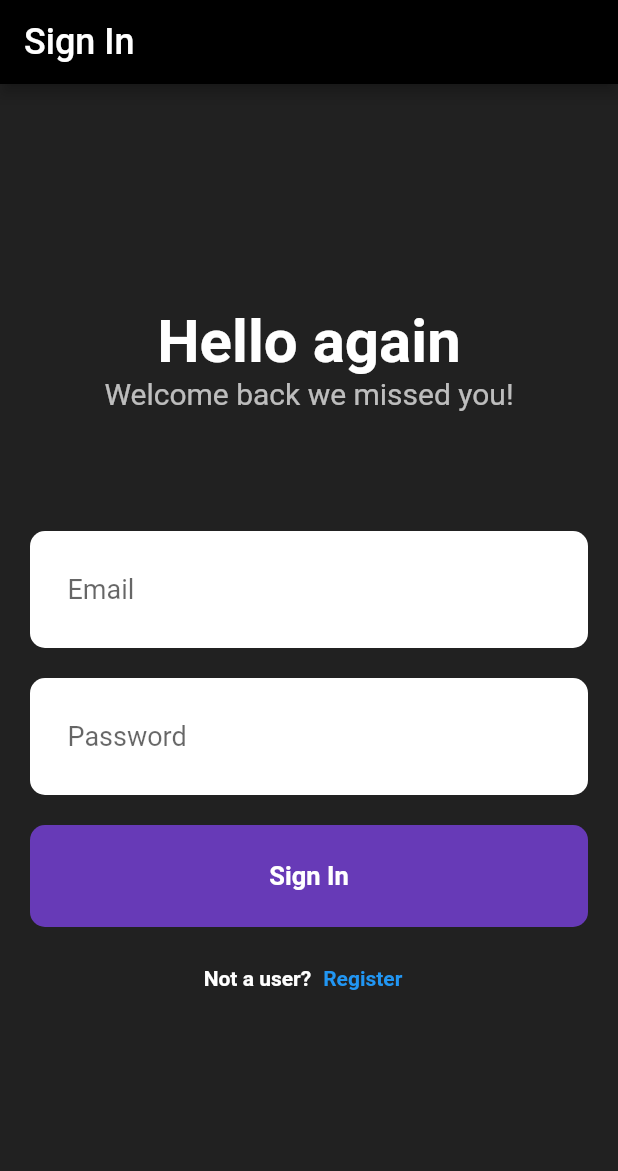
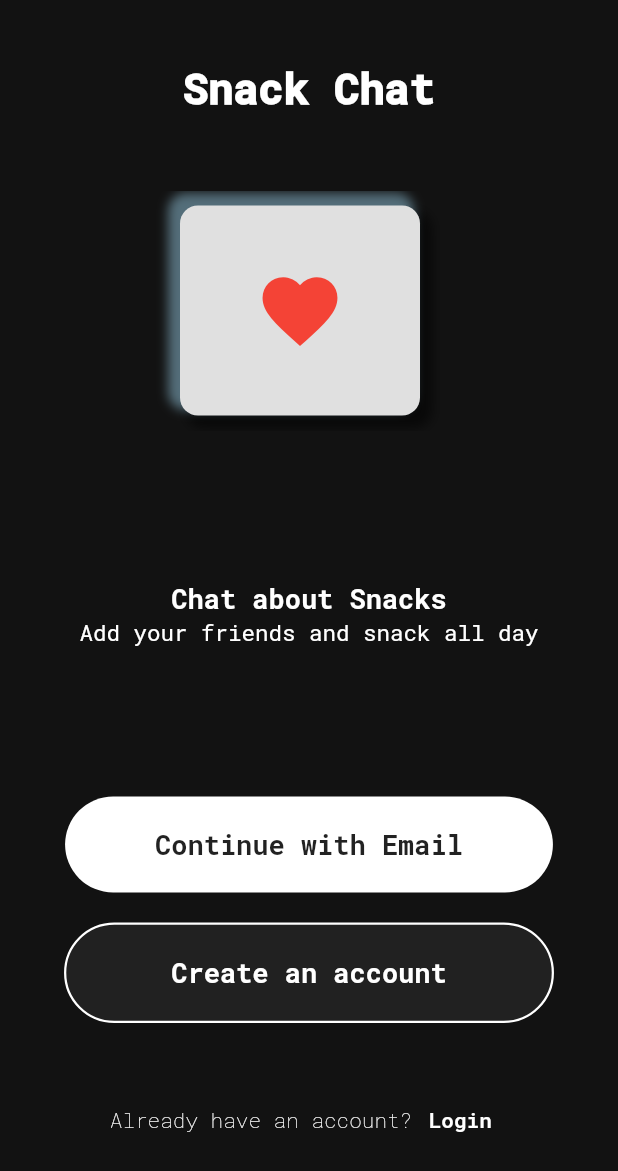
Before and after one commit to DuanBoomer/Snack-App, a Flutter app: the screen it shows after launch, on a phone screen of 412 x 824 dp. Shown: the top 1171 px of the screen. Run offline on Flutter 3.47's test engine with Material 2 defaults, Android fonts, the phone set to English and light mode, and no system bars; our stand-ins replace google_fonts.

Commit message:
Login Page Update/n # Changed the UI of the login page to a much darker and cleaner look /n # Added a favourite icon container carousel in place of the image but it doesn't move on it's own/n # Added compatibility of google fonts to the project to ease the precess/n # Made a temporary text class for a drier code /n # RobotoMon has been chosen as the official font for the app /n # Cleaned up the code

```diff
--- a/lib/login.dart
+++ b/lib/login.dart
@@ -1,6 +1,35 @@
 import 'package:flutter/material.dart';
 import 'package:snackapp/home.dart';
+import 'package:snackapp/loginImageButton.dart';
 import 'package:snackapp/register.dart';
+
+import 'package:google_fonts/google_fonts.dart';
+
+class LoginPageText extends StatelessWidget {
+  final String text;
+  final Color color;
+  final double fontsize;
+  final FontWeight fontweight;
+
+  LoginPageText(
+      {required this.text,
+      required this.color,
+      required this.fontsize,
+      required this.fontweight});
+
+  @override
+  Widget build(BuildContext context) {
+    return Text(
+      text,
+      textAlign: TextAlign.center,
+      style: GoogleFonts.robotoMono(
+        color: color,
+        fontWeight: fontweight,
+        fontSize: fontsize,
+      ),
+    );
+  }
+}
 
 class Login extends StatefulWidget {
   const Login({super.key});
@@ -14,128 +43,127 @@ class LoginState extends State<Login> {
   @override
   Widget build(BuildContext context) {
     return Scaffold(
-      appBar: AppBar(
-        backgroundColor: Colors.black,
-        title: Text(
-          "Sign In",
-          style: TextStyle(
-            fontSize: 24,
+      backgroundColor: Color.fromARGB(255, 18, 18, 18),
+      body: SafeArea(
+          child: Center(
+              child: Column(
+        // mainAxisAlignment: MainAxisAlignment.center,
+        children: [
+          ////////////Header/////////////
+          Padding(
+              padding: const EdgeInsets.only(top: 40, bottom: 50),
+              child: LoginPageText(
+                text: "Snack Chat",
                 color: Colors.white,
+                fontsize: 28,
+                fontweight: FontWeight.w900,
+              )),
+
+          // LoginImageButton(),
+
+          Padding(
+            padding: const EdgeInsets.only(left: 100, right: 100, bottom: 100),
+            child: Container(
+              height: 160,
+              child: ListView.builder(
+                // padding: EdgeInsets.symmetric(horizontal: 200),
+                itemCount: 3,
+                scrollDirection: Axis.horizontal,
+                itemBuilder: (context, index) {
+                  return Row(
+                    children: [
+                      // SizedBox(width: 100,),
+                      LoginImageButton(),
+                    ],
+                  );
+                },
               ),
             ),
           ),
-      backgroundColor: Colors.grey[900],
-      body: SafeArea(
-          child: Center(
-              child: Column(
-        mainAxisAlignment: MainAxisAlignment.center,
+
+          Column(
             children: [
-          ////////////Header/////////////
-          const Text(
-            "Hello again",
-            style: TextStyle(fontWeight: FontWeight.bold, fontSize: 40,color: Colors.white),
+              LoginPageText(
+                text: "Chat about Snacks",
+                color: Colors.white,
+                fontsize: 18,
+                fontweight: FontWeight.w700,
               ),
-          const Text(
-            "Welcome back we missed you!",
-            style: TextStyle(fontSize: 20, color: Colors.white70),
+              LoginPageText(
+                text: "Add your friends and snack all day",
+                color: Colors.white,
+                fontsize: 15,
+                fontweight: FontWeight.w400,
               ),
-          const SizedBox(
-            height: 70,
+            ],
           ),
+          // SizedBox(
+          //   height: 70,
+          // ),
 
           /////////////////Email Text Field//////////////////
+
           Padding(
-            padding: const EdgeInsets.symmetric(horizontal: 20, vertical: 10),
+            padding: const EdgeInsets.only(top: 100, bottom: 20),
             child: Container(
-              padding: const EdgeInsets.symmetric(horizontal: 25, vertical: 15),
+                padding: EdgeInsets.symmetric(vertical: 20, horizontal: 60),
+                // width: 200,
                 decoration: BoxDecoration(
                   color: Colors.white,
-                borderRadius: BorderRadius.circular(10),
+                  borderRadius: BorderRadius.circular(100),
                 ),
-              // child: const Padding(
-              //   padding: EdgeInsets.symmetric(horizontal: 25),
-              child: const TextField(
-                style: TextStyle(fontSize: 18),
-                decoration: InputDecoration(
-                  border: InputBorder.none,
-                  hintText: "Email",
-                ),
-              ),
-              // ),
-            ),
+                child: LoginPageText(
+                  text: "Continue with Email",
+                  color: Colors.black87,
+                  fontweight: FontWeight.w800,
+                  fontsize: 18,
+                )),
           ),
 
           //////////////////Password Text Field////////////
+          ///
+
           Padding(
-            padding: const EdgeInsets.symmetric(horizontal: 20, vertical: 10),
+            padding: const EdgeInsets.only(bottom: 40),
             child: Container(
-              padding: const EdgeInsets.symmetric(horizontal: 25, vertical: 15),
+                padding: EdgeInsets.symmetric(vertical: 20, horizontal: 70),
+                // width: 200,
                 decoration: BoxDecoration(
+                  color: Colors.grey.shade900,
+                  border: Border.all(
                     color: Colors.white,
-                borderRadius: BorderRadius.circular(10),
+                    width: 1.5,
                   ),
-              // child: const Padding(
-              // padding: EdgeInsets.symmetric(horizontal: 25),
-              // ignore: prefer_const_constructors
-              child: TextField(
-                obscureText: true,
-                style: const TextStyle(fontSize: 18),
-                // obscureText: _isObscure,
-                decoration: const InputDecoration(
-                  border: InputBorder.none,
-                  hintText: "Password",
+                  borderRadius: BorderRadius.circular(100),
                 ),
-              ),
-              // ),
-            ),
-          ),
-
-          /////////////SignIn button////////////////////
-          Padding(
-            padding: EdgeInsets.symmetric(horizontal: 20, vertical: 10),
-            child: Container(
-              width: 400,
-              padding: const EdgeInsets.symmetric(vertical: 10),
-              decoration: BoxDecoration(
-                  color: Colors.deepPurple,
-                  borderRadius: BorderRadius.circular(10)),
-              child: TextButton(
-                onPressed: () {
-                  Navigator.push(
-                      context, MaterialPageRoute(builder: (context) => Home()));
-                },
-                child: Text(
-                  "Sign In",
-                  style: TextStyle(
+                child: LoginPageText(
+                  text: "Create an account",
                   color: Colors.white,
-                      fontWeight: FontWeight.bold,
-                      fontSize: 17),
-                ),
-              ),
-            ),
+                  fontweight: FontWeight.w800,
+                  fontsize: 18,
+                )),
           ),
 
           /////////////Footer///////////////////
           Row(
             mainAxisAlignment: MainAxisAlignment.center,
             children: <Widget>[
-              Text(
-                "Not a user?",
-                style: TextStyle(
-                  fontWeight: FontWeight.bold,
+              LoginPageText(
+                text: "Already have an account?",
                 color: Colors.white,
-                ),
+                fontweight: FontWeight.w100,
+                fontsize: 14,
               ),
               TextButton(
                 onPressed: () {
-                  Navigator.push(
-                      context, MaterialPageRoute(builder: (context) => Register()));
+                  Navigator.push(context,
+                      MaterialPageRoute(builder: (context) => Register()));
                 },
-                child: Text(
-                  "Register",
-                  style: TextStyle(
-                    fontWeight: FontWeight.bold,
-                  ),
+                child: LoginPageText(
+                  text: "Login",
+                  color: Colors.white,
+                  fontweight: FontWeight.w600,
+                  fontsize: 14,
                 ),
               ),
             ],
--- /dev/null
+++ b/lib/loginImageButton.dart
@@ -0,0 +1,45 @@
+import 'package:flutter/material.dart';
+
+class LoginImageButton extends StatefulWidget {
+  const LoginImageButton({super.key});
+
+  @override
+  LoginImageButtonState createState() => LoginImageButtonState();
+}
+
+class LoginImageButtonState extends State<LoginImageButton> {
+  // final bool _isObscure = true;
+  @override
+  Widget build(BuildContext context) {
+    return Padding(
+      padding: const EdgeInsets.only(left: 20, right: 30, top: 10, bottom: 10),
+      child: Container(
+        width: 160,
+        height: 160,
+        // padding: EdgeInsets.all(80),
+        child: Icon(
+          Icons.favorite,
+          size: 60,
+          color: Colors.red,
+        ),
+        decoration: BoxDecoration(
+            color: Colors.grey[300],
+            borderRadius: BorderRadius.circular(12),
+            boxShadow: [
+              BoxShadow(
+                color: Colors.black54,
+                offset: Offset(6, 6),
+                blurRadius: 5,
+                spreadRadius: 2,
+              ),
+              BoxShadow(
+                color: Colors.blueGrey.shade600,
+                offset: Offset(-6, -6),
+                blurRadius: 5,
+                spreadRadius: 2,
+              ),
+            ]),
+      ),
+    );
+  }
+}
--- /dev/null
+++ b/lib/welcome.dart
@@ -0,0 +1,20 @@
+import 'package:flutter/material.dart';
+// import 'package:snackapp/home.dart';
+// import 'package:snackapp/register.dart';
+
+class Welcome extends StatefulWidget {
+  const Welcome({super.key});
+
+  @override
+  WelcomeState createState() => WelcomeState();
+}
+
+class WelcomeState extends State<Welcome> {
+  // final bool _isObscure = true;
+  @override
+  Widget build(BuildContext context) {
+    return Scaffold(
+
+    );
+  }
+}
```
Also changed, not shown: pubspec.yaml (+16 -11 lines), pubspec.lock, 1 other file. Lines whose indentation alone changed are shown as unchanged.
